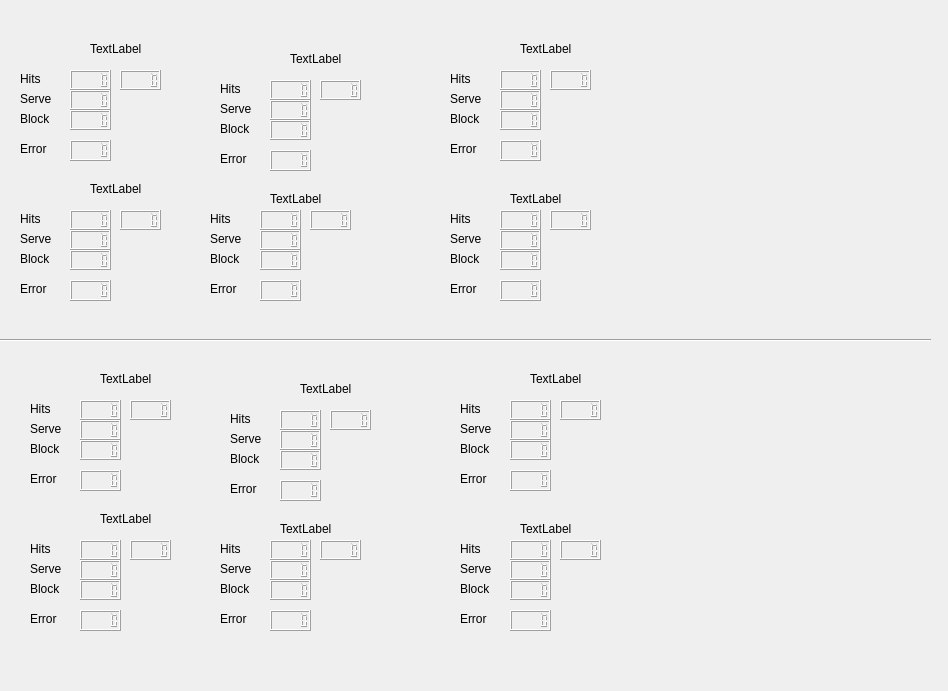
Old version of the form datavolley2/uis/second.ui in the repository twicki/datavolley2.
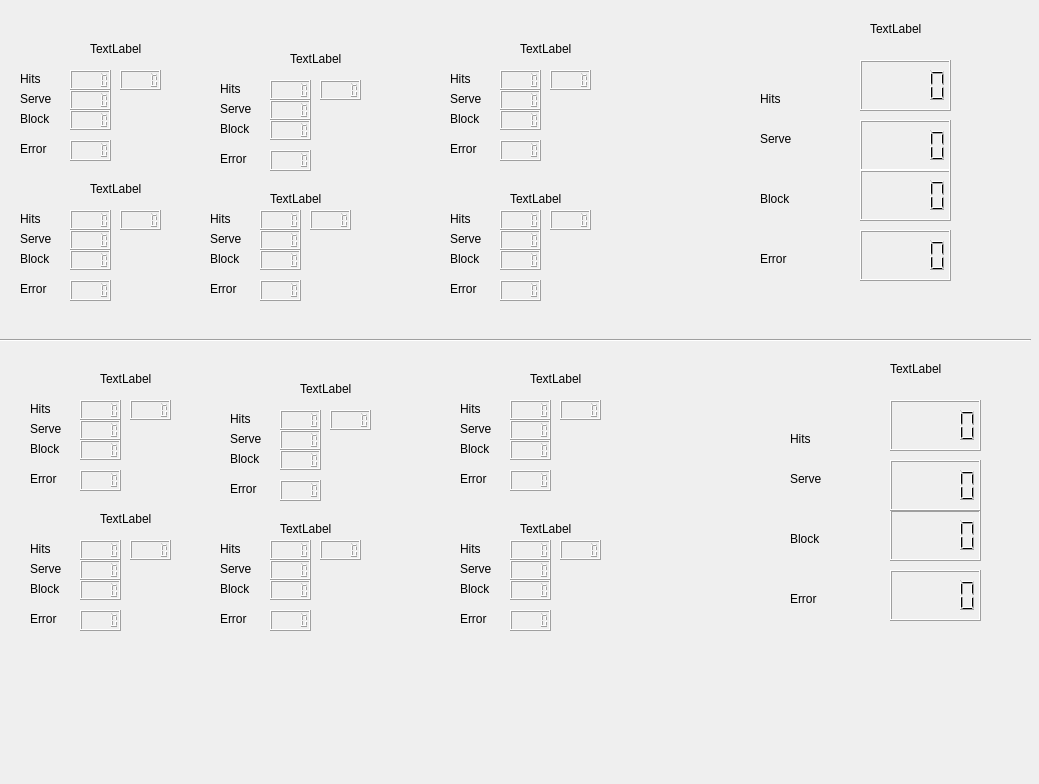
New version of the form.

Patch:
```diff
--- a/datavolley2/uis/second.ui
+++ b/datavolley2/uis/second.ui
@@ -6,8 +6,8 @@
    <rect>
     <x>0</x>
     <y>0</y>
-    <width>948</width>
-    <height>691</height>
+    <width>1039</width>
+    <height>784</height>
    </rect>
   </property>
   <property name="windowTitle">
@@ -429,7 +429,7 @@
     <rect>
      <x>210</x>
      <y>230</y>
-     <width>67</width>
+     <width>61</width>
      <height>17</height>
     </rect>
    </property>
@@ -1398,7 +1398,7 @@
     <rect>
      <x>0</x>
      <y>330</y>
-     <width>931</width>
+     <width>1031</width>
      <height>20</height>
     </rect>
    </property>
@@ -1406,6 +1406,216 @@
     <enum>Qt::Horizontal</enum>
    </property>
   </widget>
+  <widget class="QLabel" name="label_61">
+   <property name="geometry">
+    <rect>
+     <x>890</x>
+     <y>360</y>
+     <width>67</width>
+     <height>17</height>
+    </rect>
+   </property>
+   <property name="text">
+    <string>TextLabel</string>
+   </property>
+  </widget>
+  <widget class="QLabel" name="label_62">
+   <property name="geometry">
+    <rect>
+     <x>870</x>
+     <y>20</y>
+     <width>67</width>
+     <height>17</height>
+    </rect>
+   </property>
+   <property name="text">
+    <string>TextLabel</string>
+   </property>
+  </widget>
+  <widget class="QLabel" name="label_63">
+   <property name="geometry">
+    <rect>
+     <x>760</x>
+     <y>90</y>
+     <width>67</width>
+     <height>17</height>
+    </rect>
+   </property>
+   <property name="text">
+    <string>Hits</string>
+   </property>
+  </widget>
+  <widget class="QLabel" name="label_64">
+   <property name="geometry">
+    <rect>
+     <x>760</x>
+     <y>130</y>
+     <width>67</width>
+     <height>17</height>
+    </rect>
+   </property>
+   <property name="text">
+    <string>Serve</string>
+   </property>
+  </widget>
+  <widget class="QLabel" name="label_65">
+   <property name="geometry">
+    <rect>
+     <x>760</x>
+     <y>190</y>
+     <width>67</width>
+     <height>17</height>
+    </rect>
+   </property>
+   <property name="text">
+    <string>Block</string>
+   </property>
+  </widget>
+  <widget class="QLabel" name="label_66">
+   <property name="geometry">
+    <rect>
+     <x>760</x>
+     <y>250</y>
+     <width>67</width>
+     <height>17</height>
+    </rect>
+   </property>
+   <property name="text">
+    <string>Error</string>
+   </property>
+  </widget>
+  <widget class="QLCDNumber" name="lcdNumber_61">
+   <property name="geometry">
+    <rect>
+     <x>860</x>
+     <y>60</y>
+     <width>91</width>
+     <height>51</height>
+    </rect>
+   </property>
+  </widget>
+  <widget class="QLCDNumber" name="lcdNumber_62">
+   <property name="geometry">
+    <rect>
+     <x>860</x>
+     <y>120</y>
+     <width>91</width>
+     <height>51</height>
+    </rect>
+   </property>
+  </widget>
+  <widget class="QLCDNumber" name="lcdNumber_63">
+   <property name="geometry">
+    <rect>
+     <x>860</x>
+     <y>170</y>
+     <width>91</width>
+     <height>51</height>
+    </rect>
+   </property>
+  </widget>
+  <widget class="QLCDNumber" name="lcdNumber_64">
+   <property name="geometry">
+    <rect>
+     <x>890</x>
+     <y>570</y>
+     <width>91</width>
+     <height>51</height>
+    </rect>
+   </property>
+  </widget>
+  <widget class="QLabel" name="label_67">
+   <property name="geometry">
+    <rect>
+     <x>790</x>
+     <y>590</y>
+     <width>67</width>
+     <height>17</height>
+    </rect>
+   </property>
+   <property name="text">
+    <string>Error</string>
+   </property>
+  </widget>
+  <widget class="QLCDNumber" name="lcdNumber_65">
+   <property name="geometry">
+    <rect>
+     <x>890</x>
+     <y>510</y>
+     <width>91</width>
+     <height>51</height>
+    </rect>
+   </property>
+  </widget>
+  <widget class="QLCDNumber" name="lcdNumber_66">
+   <property name="geometry">
+    <rect>
+     <x>860</x>
+     <y>230</y>
+     <width>91</width>
+     <height>51</height>
+    </rect>
+   </property>
+  </widget>
+  <widget class="QLabel" name="label_68">
+   <property name="geometry">
+    <rect>
+     <x>790</x>
+     <y>430</y>
+     <width>67</width>
+     <height>17</height>
+    </rect>
+   </property>
+   <property name="text">
+    <string>Hits</string>
+   </property>
+  </widget>
+  <widget class="QLCDNumber" name="lcdNumber_67">
+   <property name="geometry">
+    <rect>
+     <x>890</x>
+     <y>400</y>
+     <width>91</width>
+     <height>51</height>
+    </rect>
+   </property>
+  </widget>
+  <widget class="QLCDNumber" name="lcdNumber_68">
+   <property name="geometry">
+    <rect>
+     <x>890</x>
+     <y>460</y>
+     <width>91</width>
+     <height>51</height>
+    </rect>
+   </property>
+  </widget>
+  <widget class="QLabel" name="label_69">
+   <property name="geometry">
+    <rect>
+     <x>790</x>
+     <y>470</y>
+     <width>67</width>
+     <height>17</height>
+    </rect>
+   </property>
+   <property name="text">
+    <string>Serve</string>
+   </property>
+  </widget>
+  <widget class="QLabel" name="label_70">
+   <property name="geometry">
+    <rect>
+     <x>790</x>
+     <y>530</y>
+     <width>67</width>
+     <height>17</height>
+    </rect>
+   </property>
+   <property name="text">
+    <string>Block</string>
+   </property>
+  </widget>
  </widget>
  <resources/>
  <connections/>
```
